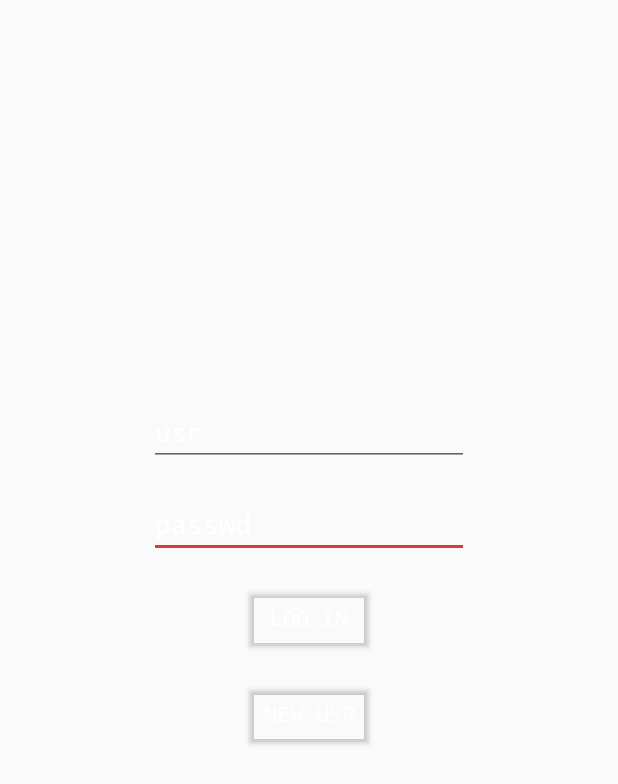
After one commit to codevarius/JargogleApp, an Android app: the layout fragment_login.xml on its own in the app's theme, with its tools: preview values and no code run, on a phone screen of 412 x 824 dp. The commit adds this screen. Shown: the top 784 px of the screen. Run offline under Robolectric (Android 15) with nearby library versions, the phone set to English and light mode, and no system bars.

Commit message:
local account verification

```diff
--- a/app/build.gradle
+++ b/app/build.gradle
@@ -28,6 +28,7 @@ dependencies {
     implementation 'androidx.appcompat:appcompat:1.1.0'
     implementation 'androidx.constraintlayout:constraintlayout:1.1.3'
     implementation 'androidx.lifecycle:lifecycle-extensions:2.1.0'
+    implementation 'androidx.legacy:legacy-support-v4:1.0.0'
     testImplementation 'junit:junit:4.12'
     androidTestImplementation 'androidx.test.ext:junit:1.1.1'
     androidTestImplementation 'androidx.test.espresso:espresso-core:3.2.0'
--- a/app/src/main/java/com/kshv/example/jargogle_app/AboutActivity.java
+++ b/app/src/main/java/com/kshv/example/jargogle_app/AboutActivity.java
@@ -25,7 +25,7 @@ public class AboutActivity extends AppCompatActivity {
         super.onCreate(savedInstanceState);
         setContentView(R.layout.activity_about);
 
-        String hexTop = JargogleDataProvider.getInstance(getApplicationContext()).getSavedJargogleGradient()[0];
+        String hexTop = JargogleDataProvider.getInstance(getApplicationContext()).getSavedJargogleGradient(getApplicationContext())[0];
         Objects.requireNonNull(getSupportActionBar())
                 .setBackgroundDrawable(new ColorDrawable(Color.parseColor(hexTop)));
         getWindow().setStatusBarColor(Color.parseColor(hexTop));
--- a/app/src/main/java/com/kshv/example/jargogle_app/JargogleDetailActivity.java
+++ b/app/src/main/java/com/kshv/example/jargogle_app/JargogleDetailActivity.java
@@ -29,7 +29,7 @@ public class JargogleDetailActivity extends AppCompatActivity {
     protected void onCreate(Bundle savedInstanceState) {
         super.onCreate(savedInstanceState);
 
-        String hexTop = JargogleDataProvider.getInstance(getApplicationContext()).getSavedJargogleGradient()[0];
+        String hexTop = JargogleDataProvider.getInstance(getApplicationContext()).getSavedJargogleGradient(getApplicationContext())[0];
         Objects.requireNonNull(getSupportActionBar())
                 .setBackgroundDrawable(new ColorDrawable(Color.parseColor(hexTop)));
         getWindow().setStatusBarColor(Color.parseColor(hexTop));
--- a/app/src/main/java/com/kshv/example/jargogle_app/JargogleSeekBarListener.java
+++ b/app/src/main/java/com/kshv/example/jargogle_app/JargogleSeekBarListener.java
@@ -6,6 +6,7 @@ import android.graphics.drawable.GradientDrawable;
 import android.widget.SeekBar;
 
 import com.kshv.example.jargogle_app.model.JargogleDataProvider;
+import com.kshv.example.jargogle_app.ui.main.LoginFragment;
 
 public class JargogleSeekBarListener implements SeekBar.OnSeekBarChangeListener {
     private String hexTop, hexBottom;
@@ -42,7 +43,7 @@ public class JargogleSeekBarListener implements SeekBar.OnSeekBarChangeListener
     @Override
     public void onStopTrackingTouch(SeekBar seekBar) {
         JargogleDataProvider.getInstance(activity.getApplicationContext())
-                .updateJargogleGrdient(hexTop, hexBottom, redBar.getProgress(),
-                        greenBar.getProgress(), blueBar.getProgress());
+                .updateJargogleGradient(hexTop, hexBottom, redBar.getProgress(),
+                        greenBar.getProgress(), blueBar.getProgress(), LoginFragment.currentUsr);
     }
 }
--- /dev/null
+++ b/app/src/main/res/layout/fragment_login.xml
@@ -0,0 +1,67 @@
+<?xml version="1.0" encoding="utf-8"?>
+<androidx.constraintlayout.widget.ConstraintLayout xmlns:android="http://schemas.android.com/apk/res/android"
+    xmlns:app="http://schemas.android.com/apk/res-auto"
+    xmlns:tools="http://schemas.android.com/tools"
+    android:id="@+id/root"
+    android:layout_width="match_parent"
+    android:layout_height="match_parent"
+    tools:context=".ui.main.LoginFragment">
+
+    <EditText
+        android:id="@+id/passwd_text"
+        android:layout_width="wrap_content"
+        android:layout_height="wrap_content"
+        android:layout_marginBottom="16dp"
+        android:ems="10"
+        android:hint="@string/passwd"
+        android:importantForAutofill="no"
+        android:inputType="textPersonName"
+        android:textColor="@android:color/white"
+        android:textColorHint="@android:color/white"
+        app:layout_constraintBottom_toTopOf="@+id/login_button"
+        app:layout_constraintEnd_toEndOf="parent"
+        app:layout_constraintStart_toStartOf="parent" />
+
+    <EditText
+        android:id="@+id/login_text"
+        android:layout_width="wrap_content"
+        android:layout_height="wrap_content"
+        android:layout_marginBottom="16dp"
+        android:ems="10"
+        android:hint="@string/login"
+        android:importantForAutofill="no"
+        android:inputType="textPersonName"
+        android:textColor="@android:color/white"
+        android:textColorHint="@android:color/white"
+        app:layout_constraintBottom_toTopOf="@+id/passwd_text"
+        app:layout_constraintEnd_toEndOf="parent"
+        app:layout_constraintHorizontal_bias="0.5"
+        app:layout_constraintStart_toStartOf="parent" />
+
+    <Button
+        android:id="@+id/new_usr_button"
+        android:layout_width="wrap_content"
+        android:layout_height="wrap_content"
+        android:layout_marginTop="16dp"
+        android:backgroundTint="#006200EA"
+        android:text="@string/new_usr"
+        android:textColor="@android:color/white"
+        app:layout_constraintEnd_toEndOf="parent"
+        app:layout_constraintHorizontal_bias="0.5"
+        app:layout_constraintStart_toStartOf="parent"
+        app:layout_constraintTop_toBottomOf="@+id/login_button" />
+
+    <Button
+        android:id="@+id/login_button"
+        android:layout_width="wrap_content"
+        android:layout_height="wrap_content"
+        android:backgroundTint="#006200EA"
+        android:text="@string/log_in"
+        android:textColor="@android:color/white"
+        app:layout_constraintBottom_toBottomOf="parent"
+        app:layout_constraintEnd_toEndOf="parent"
+        app:layout_constraintHorizontal_bias="0.501"
+        app:layout_constraintStart_toStartOf="parent"
+        app:layout_constraintTop_toTopOf="parent" />
+
+</androidx.constraintlayout.widget.ConstraintLayout>
--- a/app/src/main/res/layout/jargogle_detail_fragment.xml
+++ b/app/src/main/res/layout/jargogle_detail_fragment.xml
@@ -24,7 +24,6 @@
             android:id="@+id/jargogle_title"
             android:layout_width="match_parent"
             android:layout_height="wrap_content"
-            android:digits="ABCDEFGHIJKLMNOPQRSTUVWXYZabcdefghijklmnopqrstuvwxyz "
             android:ems="10"
             android:hint="@string/jargogle_title"
             android:inputType="textPersonName"
@@ -39,11 +38,14 @@
             android:text="@string/data"
             android:textSize="20sp" />
 
+        <!--
+        android:digits="ABCDEFGHIJKLMNOPQRSTUVWXYZabcdefghijklmnopqrstuvwxyz "
+        -->
+
         <EditText
             android:id="@+id/jargogle_data"
             android:layout_width="match_parent"
             android:layout_height="wrap_content"
-            android:digits="ABCDEFGHIJKLMNOPQRSTUVWXYZabcdefghijklmnopqrstuvwxyz "
             android:ems="10"
             android:gravity="top|start"
             android:hint="@string/enter_text"
--- a/app/src/main/res/menu/top_menu.xml
+++ b/app/src/main/res/menu/top_menu.xml
@@ -13,4 +13,8 @@
         android:id="@+id/option_about"
         android:title="@string/about"
         app:showAsAction="never" />
+    <item
+        android:id="@+id/logoff"
+        android:title="@string/logout"
+        app:showAsAction="never" />
 </menu>
--- a/app/src/main/res/values/strings.xml
+++ b/app/src/main/res/values/strings.xml
@@ -34,4 +34,12 @@
     <string name="jargogle_list">Jargogle list</string>
     <string name="send">Send</string>
     <string name="delete">Delete</string>
+    <string name="hello_blank_fragment">Hello blank fragment</string>
+    <string name="passwd">passwd</string>
+    <string name="login">usr</string>
+    <string name="log_in">log in</string>
+    <string name="new_usr">new usr</string>
+    <string name="wrong_passwd_or_user">wrong passwd or usr</string>
+    <string name="user_exists">usr exists</string>
+    <string name="logout">logout</string>
 </resources>
```
Also changed, not shown: app/src/main/java/com/kshv/example/jargogle_app/MainJargogleActivity.java (+8 -3 lines), app/src/main/java/com/kshv/example/jargogle_app/database/JargogleDbHelper.java (+12 -2 lines), app/src/main/java/com/kshv/example/jargogle_app/database/JargogleDbScheme.java (+9 -1 lines), app/src/main/java/com/kshv/example/jargogle_app/model/Jargogle.java (+13 -0 lines), app/src/main/java/com/kshv/example/jargogle_app/model/JargogleDataProvider.java (+80 -10 lines), app/src/main/java/com/kshv/example/jargogle_app/ui/main/LoginFragment.java (added, +75 -0 lines), app/src/main/java/com/kshv/example/jargogle_app/ui/main/MainFragment.java (+18 -0 lines).
